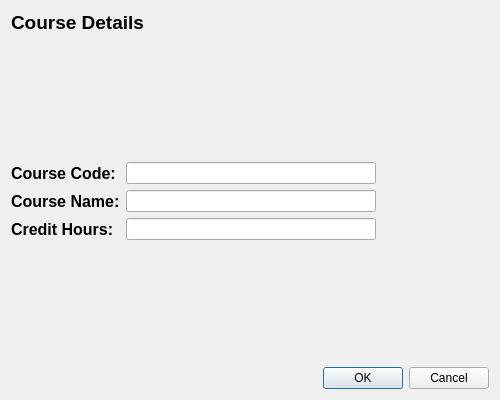
Qt form gui/addcoursedialog.ui (mariiamahmd/Student-Grades-Checker) before a commit.
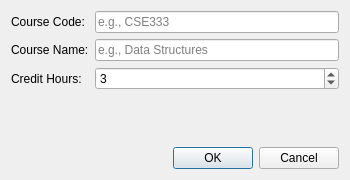
The same form after that commit.

Commit message: implement Courses Page UI

Patch:
```diff
--- a/gui/addcoursedialog.ui
+++ b/gui/addcoursedialog.ui
@@ -6,128 +6,71 @@
    <rect>
     <x>0</x>
     <y>0</y>
-    <width>500</width>
-    <height>400</height>
+    <width>350</width>
+    <height>180</height>
    </rect>
   </property>
   <property name="windowTitle">
    <string>Add New Course</string>
   </property>
   <layout class="QVBoxLayout" name="verticalLayout">
-   <item>
-    <widget class="QLabel" name="label">
-     <property name="font">
-      <font>
-       <pointsize>14</pointsize>
-       <bold>true</bold>
-      </font>
-     </property>
-     <property name="text">
-      <string>Course Details</string>
-     </property>
-    </widget>
-   </item>
-   <item>
-    <spacer name="verticalSpacer_2">
-     <property name="orientation">
-      <enum>Qt::Orientation::Vertical</enum>
-     </property>
-     <property name="sizeHint" stdset="0">
-      <size>
-       <width>20</width>
-       <height>40</height>
-      </size>
-     </property>
-    </spacer>
-   </item>
    <item>
     <layout class="QFormLayout" name="formLayout">
      <item row="0" column="0">
-      <widget class="QLabel" name="label_2">
-       <property name="font">
-        <font>
-         <pointsize>12</pointsize>
-         <bold>true</bold>
-        </font>
-       </property>
+      <widget class="QLabel" name="label_code">
        <property name="text">
         <string>Course Code:</string>
        </property>
       </widget>
      </item>
      <item row="0" column="1">
-      <widget class="QLineEdit" name="addCodeEdit">
-       <property name="maximumSize">
-        <size>
-         <width>250</width>
-         <height>16777215</height>
-        </size>
+      <widget class="QLineEdit" name="lineEdit_code">
+       <property name="placeholderText">
+        <string>e.g., CSE333</string>
        </property>
       </widget>
      </item>
      <item row="1" column="0">
-      <widget class="QLabel" name="label_3">
-       <property name="font">
-        <font>
-         <pointsize>12</pointsize>
-         <bold>true</bold>
-        </font>
-       </property>
+      <widget class="QLabel" name="label_name">
        <property name="text">
         <string>Course Name:</string>
        </property>
       </widget>
      </item>
      <item row="1" column="1">
-      <widget class="QLineEdit" name="addNameEdit">
-       <property name="maximumSize">
-        <size>
-         <width>250</width>
-         <height>16777215</height>
-        </size>
+      <widget class="QLineEdit" name="lineEdit_name">
+       <property name="placeholderText">
+        <string>e.g., Data Structures</string>
        </property>
       </widget>
      </item>
      <item row="2" column="0">
-      <widget class="QLabel" name="label_4">
-       <property name="font">
-        <font>
-         <pointsize>12</pointsize>
-         <bold>true</bold>
-        </font>
-       </property>
+      <widget class="QLabel" name="label_credits">
        <property name="text">
         <string>Credit Hours:</string>
        </property>
       </widget>
      </item>
      <item row="2" column="1">
-      <widget class="QLineEdit" name="addHoursEdit">
-       <property name="maximumSize">
-        <size>
-         <width>250</width>
-         <height>16777215</height>
-        </size>
+      <widget class="QSpinBox" name="spinBox_credits">
+       <property name="minimum">
+        <number>1</number>
+       </property>
+       <property name="maximum">
+        <number>6</number>
+       </property>
+       <property name="value">
+        <number>3</number>
        </property>
       </widget>
      </item>
     </layout>
    </item>
-   <item>
-    <spacer name="verticalSpacer">
-     <property name="orientation">
-      <enum>Qt::Orientation::Vertical</enum>
-     </property>
-     <property name="sizeHint" stdset="0">
-      <size>
-       <width>20</width>
-       <height>40</height>
-      </size>
-     </property>
-    </spacer>
-   </item>
    <item>
     <widget class="QDialogButtonBox" name="buttonBox">
+     <property name="orientation">
+      <enum>Qt::Horizontal</enum>
+     </property>
      <property name="standardButtons">
       <set>QDialogButtonBox::StandardButton::Cancel|QDialogButtonBox::StandardButton::Ok</set>
      </property>
```
Left out of the diff: 18 changed lines with no effect on the pictures. The commit also changes 11 other files.
